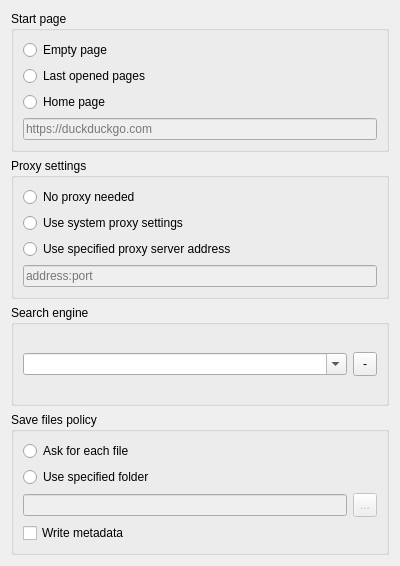
Before: the Qt Designer form settingspage.ui in mistificator/meow, drawn with Qt 5.
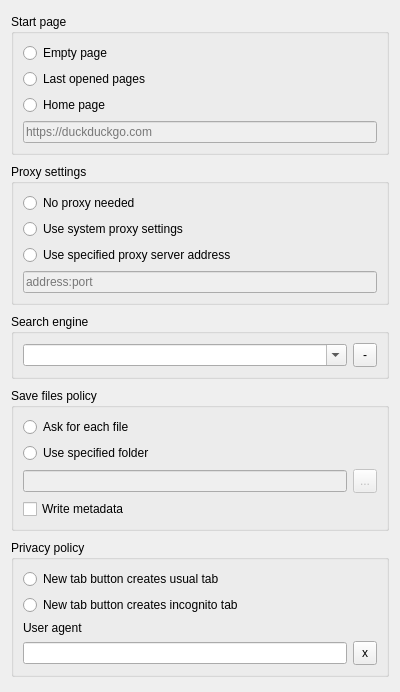
After: the same form once the commit is applied.

Commit message: added privacy settings

What changed in the file:
```diff
--- a/settingspage.ui
+++ b/settingspage.ui
@@ -7,15 +7,21 @@
     <x>0</x>
     <y>0</y>
     <width>400</width>
-    <height>566</height>
+    <height>692</height>
    </rect>
   </property>
   <property name="windowTitle">
    <string>Form</string>
   </property>
-  <layout class="QVBoxLayout" name="verticalLayout_5">
+  <layout class="QVBoxLayout" name="verticalLayout_6">
    <item>
     <widget class="QGroupBox" name="GroupStartPage">
+     <property name="sizePolicy">
+      <sizepolicy hsizetype="Preferred" vsizetype="Fixed">
+       <horstretch>0</horstretch>
+       <verstretch>0</verstretch>
+      </sizepolicy>
+     </property>
      <property name="title">
       <string>Start page</string>
      </property>
@@ -59,6 +65,12 @@
    </item>
    <item>
     <widget class="QGroupBox" name="GroupProxy">
+     <property name="sizePolicy">
+      <sizepolicy hsizetype="Preferred" vsizetype="Fixed">
+       <horstretch>0</horstretch>
+       <verstretch>0</verstretch>
+      </sizepolicy>
+     </property>
      <property name="title">
       <string>Proxy settings</string>
      </property>
@@ -99,12 +111,21 @@
    </item>
    <item>
     <widget class="QGroupBox" name="GroupSearch">
+     <property name="sizePolicy">
+      <sizepolicy hsizetype="Preferred" vsizetype="Fixed">
+       <horstretch>0</horstretch>
+       <verstretch>0</verstretch>
+      </sizepolicy>
+     </property>
      <property name="title">
       <string>Search engine</string>
      </property>
      <layout class="QVBoxLayout" name="verticalLayout_3">
       <item>
        <layout class="QHBoxLayout" name="horizontalLayout">
+        <property name="sizeConstraint">
+         <enum>QLayout::SetDefaultConstraint</enum>
+        </property>
         <item>
          <widget class="QComboBox" name="searchEngine">
           <property name="editable">
@@ -132,6 +153,12 @@
    </item>
    <item>
     <widget class="QGroupBox" name="GroupSave">
+     <property name="sizePolicy">
+      <sizepolicy hsizetype="Preferred" vsizetype="Fixed">
+       <horstretch>0</horstretch>
+       <verstretch>0</verstretch>
+      </sizepolicy>
+     </property>
      <property name="title">
       <string>Save files policy</string>
      </property>
@@ -187,6 +214,65 @@
      </layout>
     </widget>
    </item>
+   <item>
+    <widget class="QGroupBox" name="GroupPrivacy">
+     <property name="sizePolicy">
+      <sizepolicy hsizetype="Preferred" vsizetype="Fixed">
+       <horstretch>0</horstretch>
+       <verstretch>0</verstretch>
+      </sizepolicy>
+     </property>
+     <property name="title">
+      <string>Privacy policy</string>
+     </property>
+     <layout class="QVBoxLayout" name="verticalLayout_5">
+      <item>
+       <widget class="QRadioButton" name="privacyDefaultUsual">
+        <property name="text">
+         <string>New tab button creates usual tab</string>
+        </property>
+       </widget>
+      </item>
+      <item>
+       <widget class="QRadioButton" name="privacyDefaultIncognito">
+        <property name="text">
+         <string>New tab button creates incognito tab</string>
+        </property>
+       </widget>
+      </item>
+      <item>
+       <widget class="QLabel" name="label">
+        <property name="text">
+         <string>User agent</string>
+        </property>
+       </widget>
+      </item>
+      <item>
+       <layout class="QHBoxLayout" name="horizontalLayout_3">
+        <item>
+         <widget class="QLineEdit" name="useragentString"/>
+        </item>
+        <item>
+         <widget class="QToolButton" name="defaultUseragentString">
+          <property name="minimumSize">
+           <size>
+            <width>24</width>
+            <height>24</height>
+           </size>
+          </property>
+          <property name="toolTip">
+           <string>Reset user-agent string to default</string>
+          </property>
+          <property name="text">
+           <string>x</string>
+          </property>
+         </widget>
+        </item>
+       </layout>
+      </item>
+     </layout>
+    </widget>
+   </item>
   </layout>
  </widget>
  <resources/>
```
Left out of the diff: 38 changed lines with no effect on the pictures. The commit also changes 7 other files.
